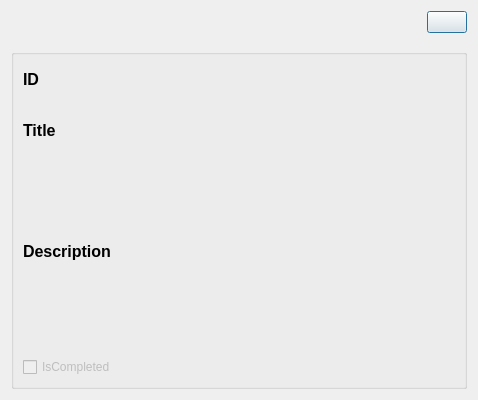
First picture: the form in tododetailsdialog.ui, repository gboduljak/cross-tasky, before the edit.
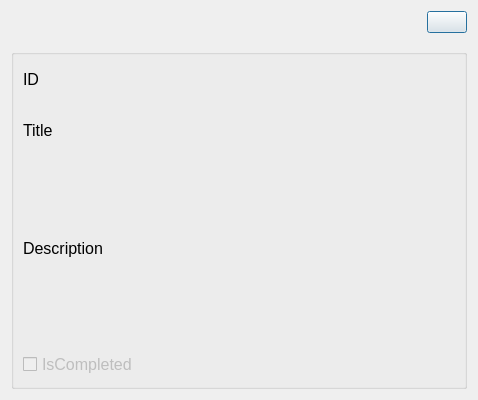
Second picture: the form after the edit. Icons and pictures are not drawn.

What changed in the file:
```diff
--- a/tododetailsdialog.ui
+++ b/tododetailsdialog.ui
@@ -114,8 +114,8 @@
              <font>
               <family>Segoe UI</family>
               <pointsize>12</pointsize>
-              <weight>75</weight>
-              <bold>true</bold>
+              <weight>50</weight>
+              <bold>false</bold>
              </font>
             </property>
             <property name="text">
@@ -157,8 +157,8 @@
              <font>
               <family>Segoe UI</family>
               <pointsize>12</pointsize>
-              <weight>75</weight>
-              <bold>true</bold>
+              <weight>50</weight>
+              <bold>false</bold>
              </font>
             </property>
             <property name="text">
@@ -200,8 +200,8 @@
              <font>
               <family>Segoe UI</family>
               <pointsize>12</pointsize>
-              <weight>75</weight>
-              <bold>true</bold>
+              <weight>50</weight>
+              <bold>false</bold>
               <stylestrategy>PreferAntialias</stylestrategy>
              </font>
             </property>
@@ -240,6 +240,7 @@
             <property name="font">
              <font>
               <family>Segoe UI</family>
+              <pointsize>12</pointsize>
              </font>
             </property>
             <property name="text">
```
